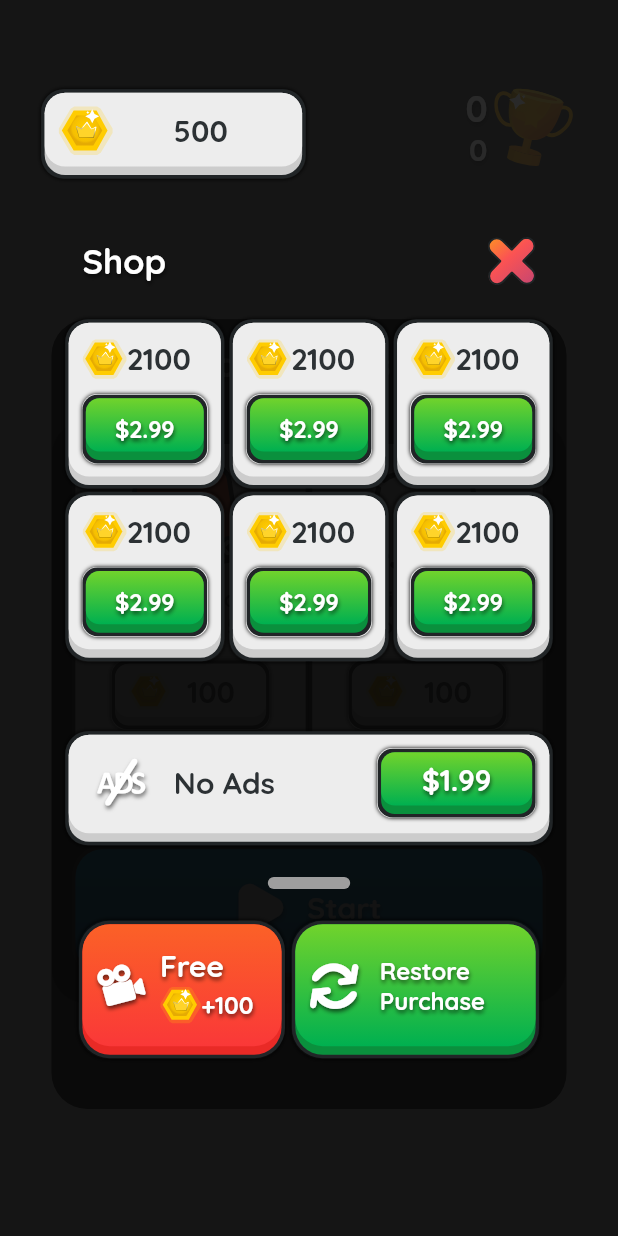
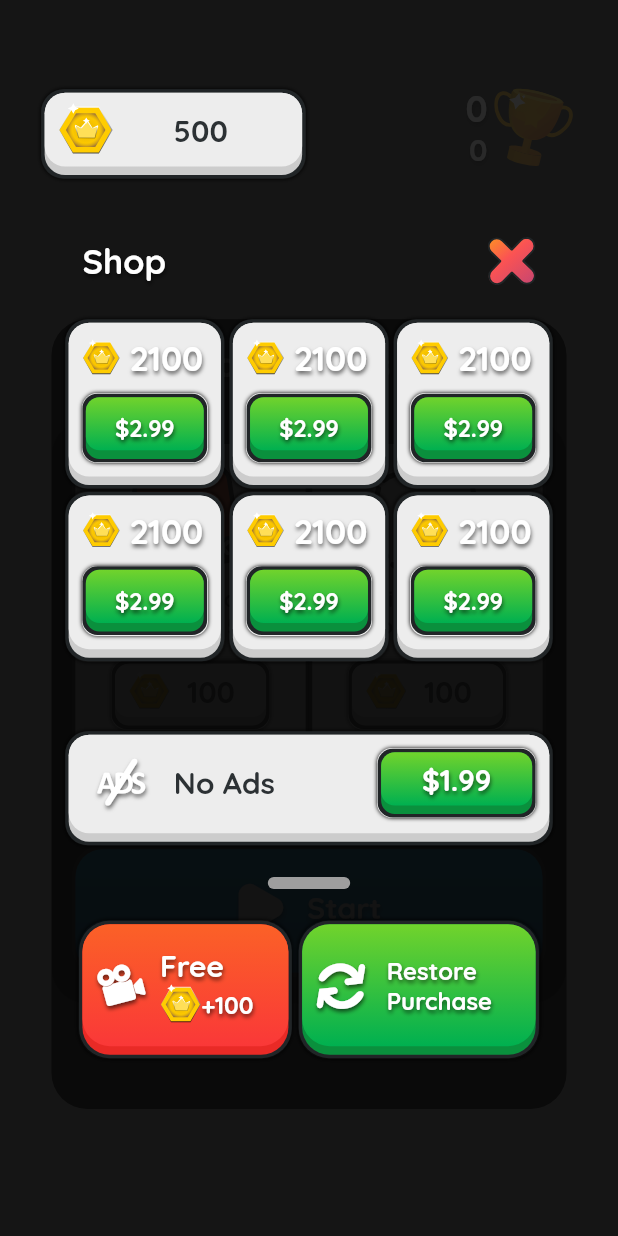
Before and after one commit to manjav/shooddice, a Flutter app: the screen it shows after launch, after a tap on "500", on a phone screen of 412 x 824 dp. Run offline on Flutter 3.47's test engine with Material 2 defaults, Android fonts, the phone set to English and light mode, and no system bars; our stand-ins replace flutter_svg, rive, shared_preferences; missing offline and left inert: flame, soundpool.

Commit message:
Tweak coin icon

```diff
--- a/numbers/lib/overlays/shop.dart
+++ b/numbers/lib/overlays/shop.dart
@@ -78,7 +78,7 @@ class _ShopOverlayState extends State<ShopOverlay> {
                   crossAxisAlignment: CrossAxisAlignment.stretch,
                   children: [
                     SizedBox(
-                        width: 120.d,
+                        width: 124.d,
                         child: Buttons.button(
                             cornerRadius: 16.d,
                             colors: Themes.swatch[TColors.orange],
@@ -103,7 +103,7 @@ class _ShopOverlayState extends State<ShopOverlay> {
                               )
                             ]))),
                     SizedBox(
-                        width: 144.d,
+                        width: 140.d,
                         child: Buttons.button(
                             onTap: () {},
                             colors: Themes.swatch[TColors.green],
@@ -129,8 +129,8 @@ class _ShopOverlayState extends State<ShopOverlay> {
           content: Column(children: [
             SizedBox(height: 4.d),
             Row(children: [
-              SVG.show("coin", 26.d),
-              Text("2100", style: theme.textTheme.bodyText1)
+              SVG.show("coin", 22.d),
+              Text(" 2100", style: theme.textTheme.bodyText2)
             ]),
             SizedBox(height: 8.d),
             Container(
```
Also changed, not shown: numbers/assets/images/512.svg, numbers/assets/images/coin.svg, numbers/assets/images/next.svg, numbers/assets/images/noads.svg.
